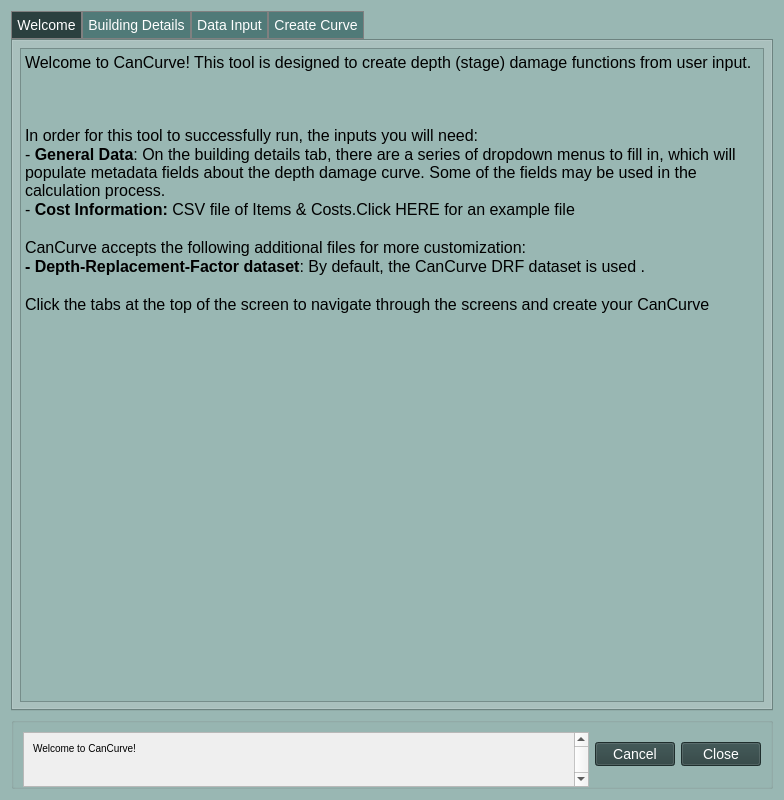
Old version of the form cancurve/bldgs/cc_bldgs_dialog.ui in the repository NRCan/CanCurve.
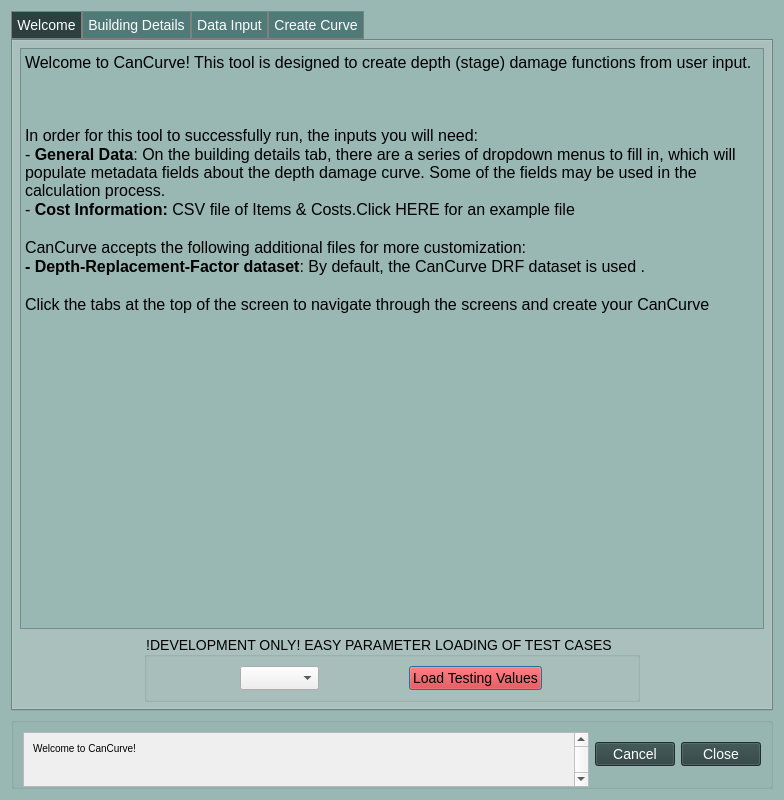
New version of the form. The open tabs and pages were chosen to show the change. Icons and pictures are not drawn.

The edit to the form file:
```diff
--- a/cancurve/bldgs/cc_bldgs_dialog.ui
+++ b/cancurve/bldgs/cc_bldgs_dialog.ui
@@ -158,6 +158,44 @@
          </property>
         </widget>
        </item>
+       <item alignment="Qt::AlignHCenter">
+        <widget class="QGroupBox" name="groupBox_dev">
+         <property name="styleSheet">
+          <string notr="true">QPushButton {
+  background-color: red;
+  color: black;
+}</string>
+         </property>
+         <property name="title">
+          <string>!DEVELOPMENT ONLY! EASY PARAMETER LOADING OF TEST CASES</string>
+         </property>
+         <layout class="QHBoxLayout" name="horizontalLayout_12">
+          <item>
+           <widget class="QComboBox" name="comboBox_dev">
+            <property name="sizePolicy">
+             <sizepolicy hsizetype="Fixed" vsizetype="Fixed">
+              <horstretch>0</horstretch>
+              <verstretch>0</verstretch>
+             </sizepolicy>
+            </property>
+           </widget>
+          </item>
+          <item>
+           <widget class="QPushButton" name="pushButton_dev">
+            <property name="sizePolicy">
+             <sizepolicy hsizetype="Fixed" vsizetype="Fixed">
+              <horstretch>0</horstretch>
+              <verstretch>0</verstretch>
+             </sizepolicy>
+            </property>
+            <property name="text">
+             <string>Load Testing Values</string>
+            </property>
+           </widget>
+          </item>
+         </layout>
+        </widget>
+       </item>
       </layout>
      </widget>
      <widget class="QWidget" name="tab2bldgDetils">
```
Left out of the diff: 24 changed lines with no effect on the pictures.
